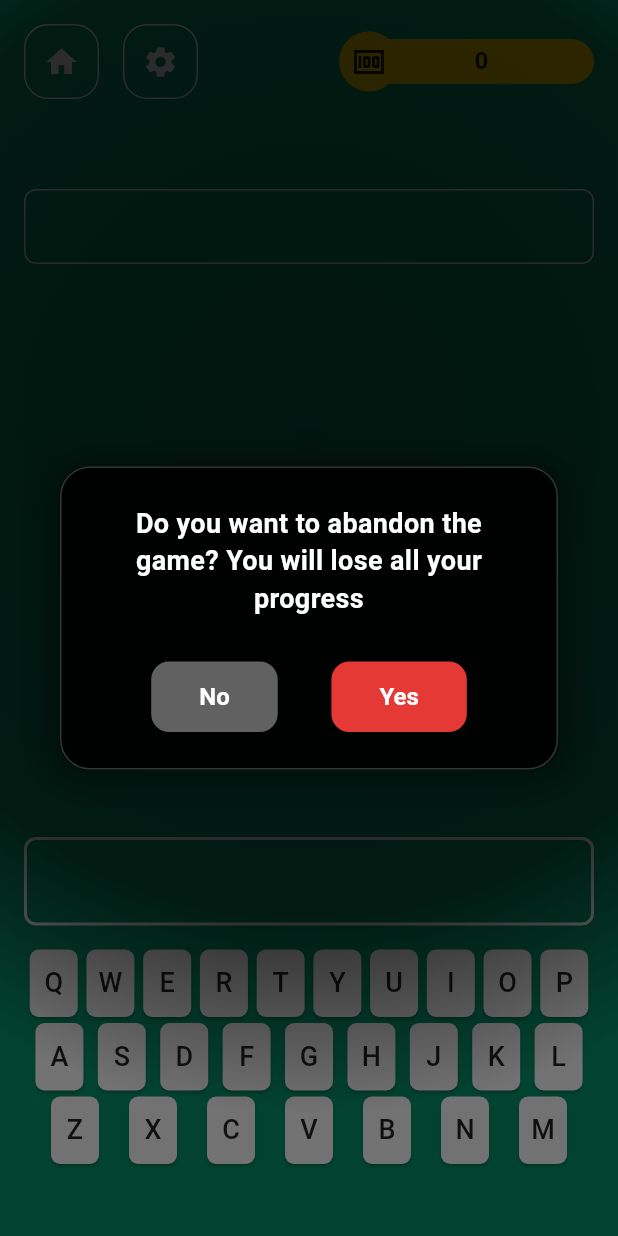
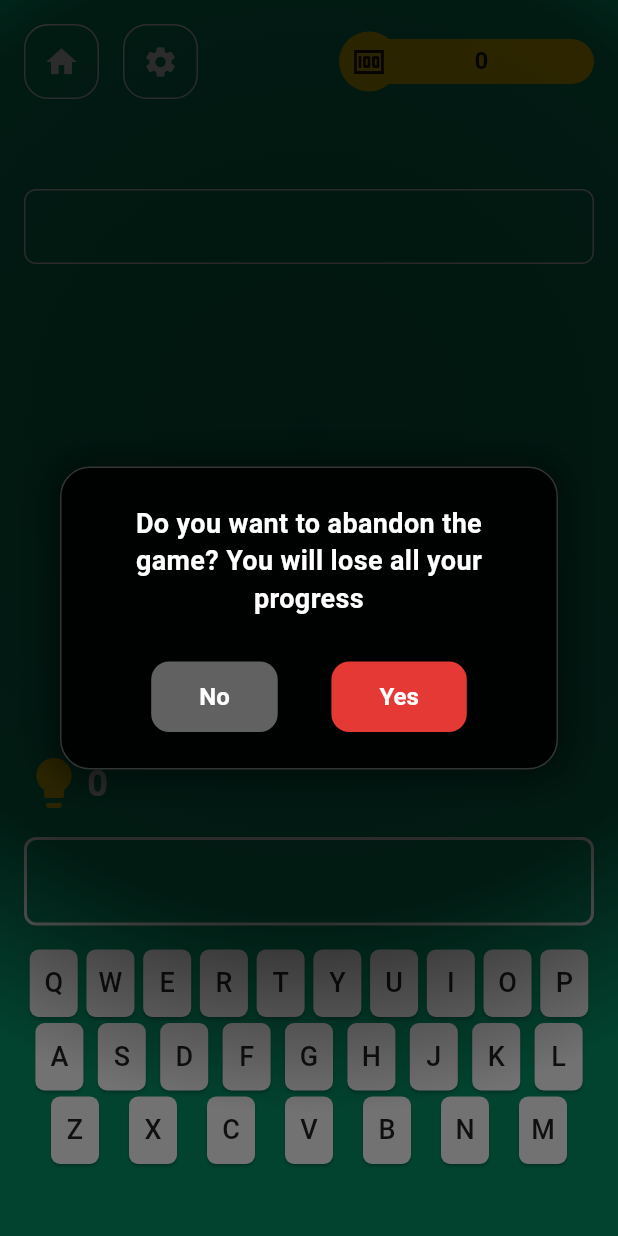
Before and after one commit to hmncube/local_game, a Flutter app: the GameScreen screen opened directly with empty values, after a tap on the "home" icon, on a phone screen of 412 x 824 dp. Run offline on Flutter 3.47's test engine with Material 3 defaults, Android fonts, the phone set to English and light mode, and no system bars; our stand-ins replace audioplayers, equatable, flutter_bloc, get_it, go_router, google_fonts and 4 more; accounts and stored records are empty; Roboto replaces fonts that are missing (Handlee); statements that could not run were skipped; project files that could hold a hidden picture were left out.

Commit message:
Add basic hint system

```diff
--- a/lib/presentation/game/game_cubit.dart
+++ b/lib/presentation/game/game_cubit.dart
@@ -36,8 +36,8 @@ class GameCubit extends BaseCubitWrapper<GameState> {
           state.copyWith(
             cubitState: CubitSuccess(),
             level: levelId,
-            words: words,
-            hints: user?.hints,
+            words: words..sort((a, b) => a.length.compareTo(b.length)),
+            hintsCount: user?.hints,
             points: user?.totalScore,
             levelModel: levelModel,
             filledWords: dashWords(words),
@@ -134,7 +134,7 @@ class GameCubit extends BaseCubitWrapper<GameState> {
       bool isWordWrong = false;
       if (newWord.length == size) {
         _soundManager.playWrongAnswerSound();
-        newWord = [];
+        newWord = [state.hint];
         isWordWrong = true;
       }
       emit(state.copyWith(currentWord: newWord, isWordWrong: isWordWrong));
@@ -166,4 +166,18 @@ class GameCubit extends BaseCubitWrapper<GameState> {
   void loadNextLevel() {
     init(level: state.level + 1);
   }
+
+  void showHint() {
+    print(state.filledWords);
+    print(state.words);
+    final firstWordIndex = state.filledWords.indexWhere((w)=>w.startsWith('-'));
+    final hint = state.words[firstWordIndex].split('')[0].toUpperCase();
+    final filledWords = state.filledWords;
+    final hintedWord = filledWords[firstWordIndex].replaceFirst('-', hint);
+
+    emit(state.copyWith(hint: hint,
+    filledWords: filledWords..[firstWordIndex] = hintedWord,
+    currentWord: [hint]
+    ));
+  }
 }
--- a/lib/presentation/game/game_screen.dart
+++ b/lib/presentation/game/game_screen.dart
@@ -7,6 +7,7 @@ import 'package:local_game/core/constants/app_assets.dart';
 import 'package:local_game/core/di/di.dart';
 import 'package:local_game/presentation/game/game_cubit.dart';
 import 'package:local_game/presentation/game/game_state.dart';
+import 'package:local_game/presentation/game/widgets/hint_widget.dart';
 import 'package:local_game/presentation/game/widgets/letters_keyboard.dart';
 import 'package:local_game/presentation/game/widgets/text_display.dart';
 import 'package:local_game/presentation/widget/app_button.dart';
@@ -124,8 +125,12 @@ class _GameScreenState extends State<GameScreen>
                           ),
                         ),
                       ),
-
                       Spacer(),
+                      HintWidget(
+                        hints: state.hintsCount,
+                        showHint: () => _cubit.showHint(),
+                      ),
+                      const SizedBox(height: 16),
                       Container(
                         width: double.infinity,
                         decoration: BoxDecoration(
@@ -196,7 +201,7 @@ class _GameScreenState extends State<GameScreen>
                 repeat: true,
               ),
             ),
-            const SizedBox(height: 32,),
+            const SizedBox(height: 32),
             Lottie.asset(
               AppAssets.coinsChest,
               width: 150,
--- a/lib/presentation/game/game_state.dart
+++ b/lib/presentation/game/game_state.dart
@@ -6,12 +6,13 @@ class GameState extends Equatable {
   final BaseCubitState cubitState;
   final int level;
   final int points;
-  final int hints;
+  final int hintsCount;
   final bool isWordWrong;
   final bool isWordCorrect;
   final bool isLevelComplete;
   final bool wasWordEnteredBefore;
   final LevelModel? levelModel;
+  final String hint;
   final List<String> letters;
   final List<String> words;
   final List<String> filledWords;
@@ -20,11 +21,12 @@ class GameState extends Equatable {
   const GameState({
     required this.cubitState,
     this.level = 0,
-    this.hints = 0,
+    this.hintsCount = 0,
     this.points = 0,
     this.levelModel,
     this.wasWordEnteredBefore = false,
     this.isLevelComplete = false,
+    this.hint = '',
     this.letters = const [],
     this.words = const [],
     this.filledWords = const [],
@@ -36,10 +38,11 @@ class GameState extends Equatable {
   GameState copyWith({
     BaseCubitState? cubitState,
     int? level,
-    int? hints,
+    int? hintsCount,
     int? points,
     LevelModel? levelModel,
     bool? isLevelComplete,
+    String? hint,
     List<String>? letters,
     List<String>? words,
     List<String>? currentWord,
@@ -53,7 +56,7 @@ class GameState extends Equatable {
       level: level ?? this.level,
       letters: letters ?? this.letters,
       words: words ?? this.words,
-      hints: hints ?? this.hints,
+      hintsCount: hintsCount ?? this.hintsCount,
       points: points ?? this.points,
       levelModel: levelModel ?? this.levelModel,
       currentWord: currentWord ?? this.currentWord,
@@ -62,6 +65,7 @@ class GameState extends Equatable {
       isWordWrong: isWordWrong ?? this.isWordWrong,
       isLevelComplete: isLevelComplete ?? this.isLevelComplete,
       wasWordEnteredBefore: wasWordEnteredBefore ?? this.wasWordEnteredBefore,
+      hint: hint ?? this.hint,
     );
   }
 
@@ -72,7 +76,8 @@ class GameState extends Equatable {
     letters,
     words,
     points,
-    hints,
+    hintsCount,
+    hint,
     levelModel,
     currentWord,
     filledWords,
--- /dev/null
+++ b/lib/presentation/game/widgets/hint_widget.dart
@@ -0,0 +1,30 @@
+import 'package:flutter/material.dart';
+import 'package:local_game/app/themes/app_text_styles.dart';
+import 'package:local_game/app/themes/app_theme.dart';
+
+class HintWidget extends StatelessWidget {
+  final Function showHint;
+  final int hints;
+  const HintWidget({super.key, required this.showHint, required this.hints});
+
+  @override
+  Widget build(BuildContext context) {
+    return Align(
+      alignment: Alignment.centerLeft,
+      child: InkWell(
+        onTap: () => showHint(),
+        child: Row(
+          mainAxisSize: MainAxisSize.min,
+          children: [
+            Icon(Icons.lightbulb, color: AppTheme.primaryGold, size: 40),
+            const SizedBox(width: 2),
+            Text(
+              hints.toString(),
+              style: AppTextStyles.heading2.copyWith(color: Colors.white),
+            ),
+          ],
+        ),
+      ),
+    );
+  }
+}
```
Also changed, not shown: lib/presentation/splash/splash_cubit.dart (+8 -1 lines), lib/core/di/di.config.dart. Lines whose indentation alone changed are shown as unchanged.
